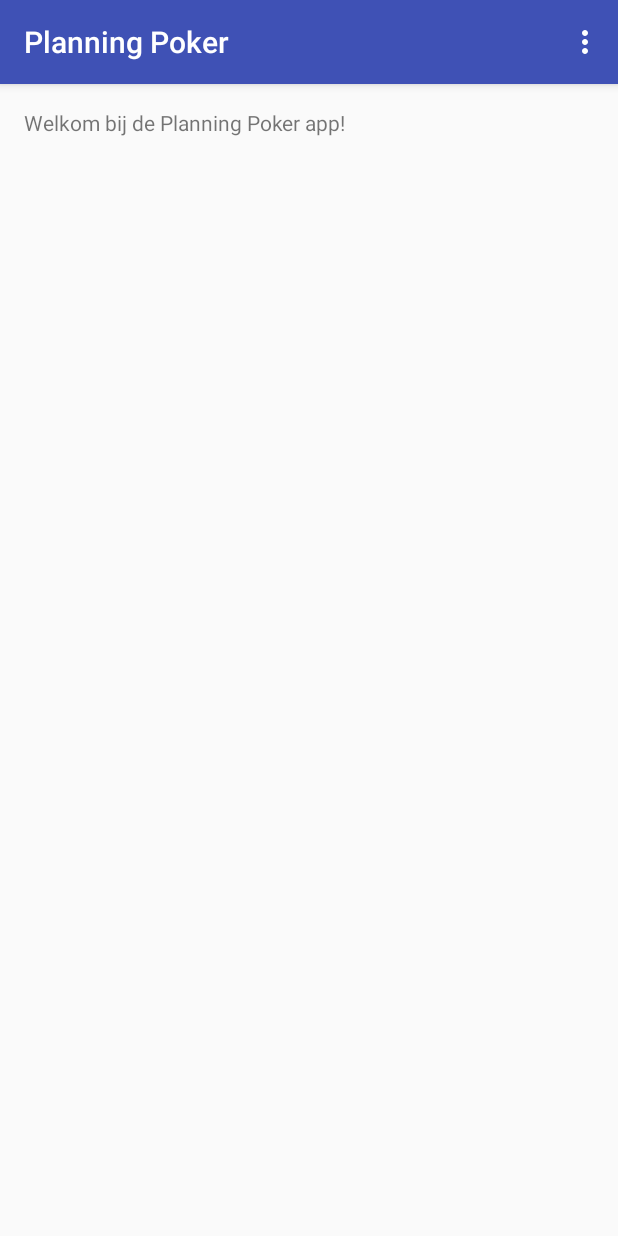
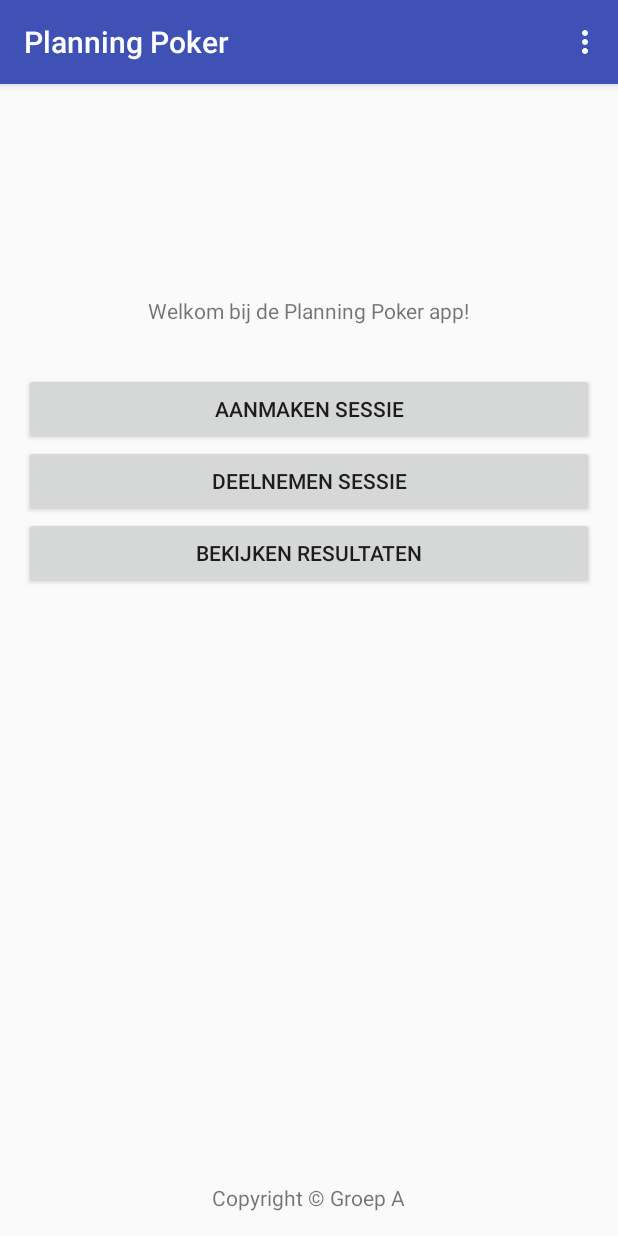
Before and after one commit to RoyAdmiraal/IPMEDT4, an Android app: the screen it shows after launch (MainActivity), on a phone screen of 412 x 824 dp. Run offline under Robolectric (Android 15) with nearby library versions, the phone set to English and light mode, and no system bars.

Commit message:
Main update

```diff
--- a/app/src/main/res/layout/activity_main.xml
+++ b/app/src/main/res/layout/activity_main.xml
@@ -12,5 +12,42 @@
     <TextView
         android:layout_width="wrap_content"
         android:layout_height="wrap_content"
-        android:text="Welkom bij de Planning Poker app!" />
+        android:text="Welkom bij de Planning Poker app!"
+        android:layout_marginTop="125dp"
+        android:layout_alignParentTop="true"
+        android:layout_centerHorizontal="true"
+        android:id="@+id/txtWelkom" />
+
+    <Button
+        android:layout_width="match_parent"
+        android:layout_height="wrap_content"
+        android:text="Aanmaken sessie"
+        android:id="@+id/btnAanmakenSessie"
+        android:layout_marginTop="32dp"
+        android:layout_below="@+id/txtWelkom"
+        android:layout_centerHorizontal="true" />
+
+    <Button
+        android:layout_width="match_parent"
+        android:layout_height="wrap_content"
+        android:text="Deelnemen sessie"
+        android:id="@+id/btnDeelnemenSessie"
+        android:layout_below="@+id/btnAanmakenSessie"
+        android:layout_centerHorizontal="true" />
+
+    <Button
+        android:layout_width="match_parent"
+        android:layout_height="wrap_content"
+        android:text="Bekijken resultaten"
+        android:id="@+id/btnBekijkenResultaten"
+        android:layout_below="@+id/btnDeelnemenSessie"
+        android:layout_centerHorizontal="true" />
+
+    <TextView
+        android:layout_width="wrap_content"
+        android:layout_height="wrap_content"
+        android:text="Copyright © Groep A"
+        android:id="@+id/txtCopyright"
+        android:layout_alignParentBottom="true"
+        android:layout_centerHorizontal="true" />
 </RelativeLayout>
```
Also changed, not shown: app/src/main/logo-web.png (added), app/src/main/res/mipmap-hdpi/logo.png (added), app/src/main/res/mipmap-mdpi/logo.png (added), app/src/main/res/mipmap-xhdpi/logo.png (added), app/src/main/res/mipmap-xxhdpi/logo.png (added), app/src/main/res/mipmap-xxxhdpi/logo.png (added).
